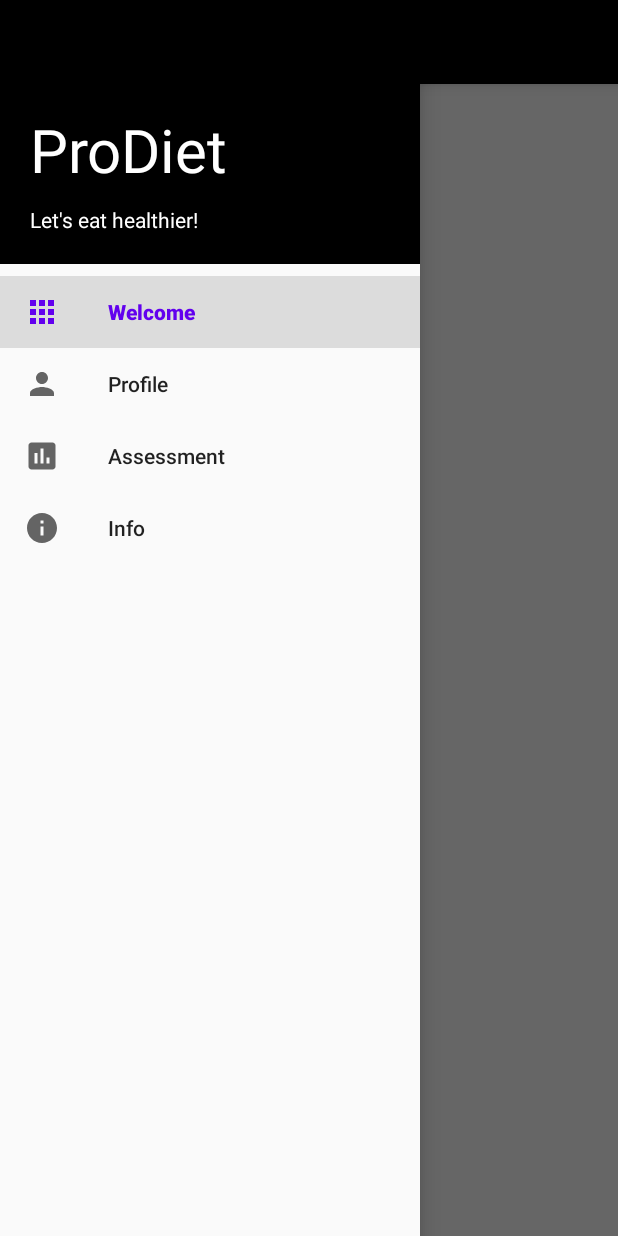
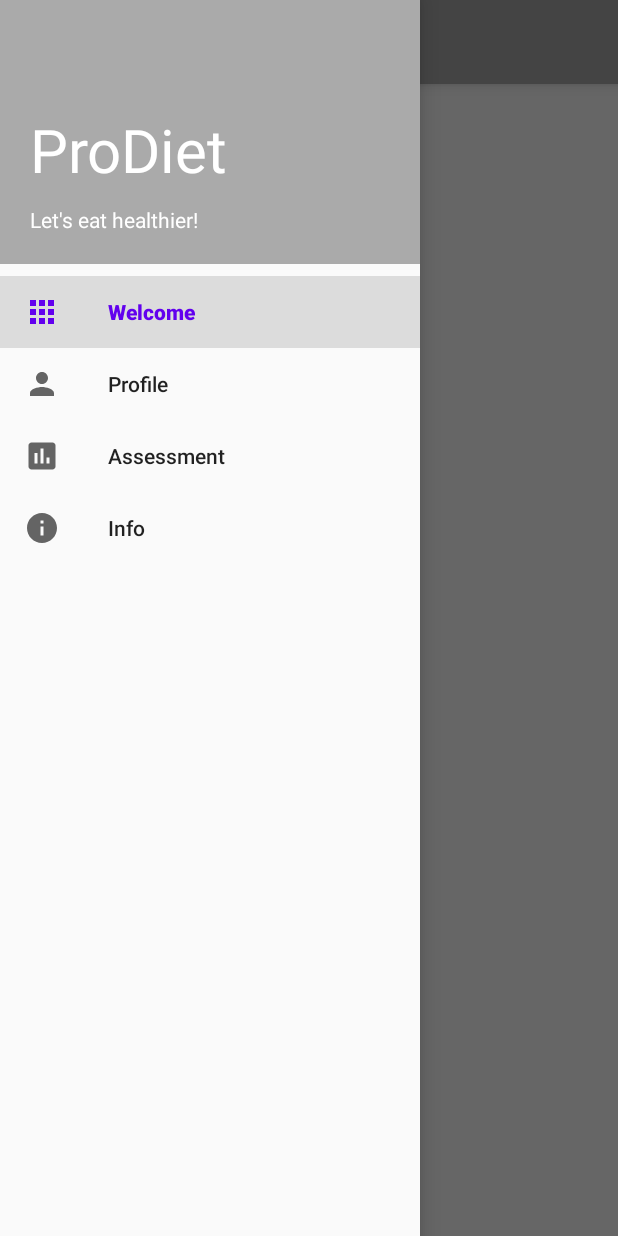
Before and after one commit to beagle1998/CS_125_ProDiet, an Android app: the MainActivity screen opened directly, with no data from a screen before it, with the side drawer open, on a phone screen of 412 x 824 dp. Run offline under Robolectric (Android 15) with nearby library versions, the phone set to English and light mode, and no system bars; our stand-ins replace Firebase (no records; nobody signed in at launch, a user with empty details on screens opened directly); 1 statement that could not run was skipped.

Commit message:
Minor changes to GUI

```diff
--- a/ProDiet/app/src/main/res/layout/activity_main.xml
+++ b/ProDiet/app/src/main/res/layout/activity_main.xml
@@ -19,7 +19,7 @@
             android:layout_width="match_parent"
             android:layout_height="?attr/actionBarSize"
             android:id="@+id/toolbar"
-            android:background="@android:color/black"
+            android:background="@android:color/darker_gray"
             android:theme="@style/ThemeOverlay.AppCompat.ActionBar"
             app:popupTheme="@style/ThemeOverlay.AppCompat.Light"
             android:elevation="5dp"/>
--- a/ProDiet/app/src/main/res/layout/nav_header.xml
+++ b/ProDiet/app/src/main/res/layout/nav_header.xml
@@ -5,7 +5,7 @@
     android:layout_height="176dp"
     android:gravity="bottom"
 
-    android:background="@android:color/black"
+    android:background="@android:color/darker_gray"
     android:padding="20dp"
     android:theme="@style/ThemeOverlay.AppCompat.Dark">
 
```
